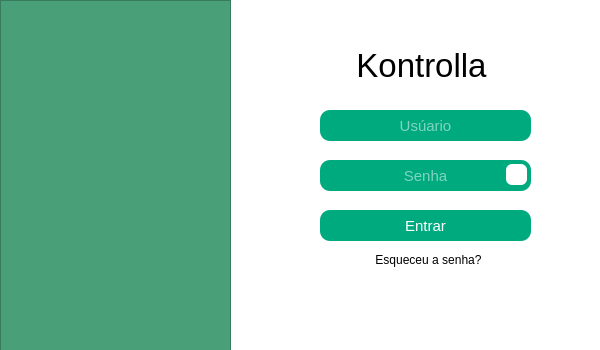
Before: the Qt Designer form login.ui in zaleoz1/Software-de-Gerenciamento-, drawn with Qt 5.
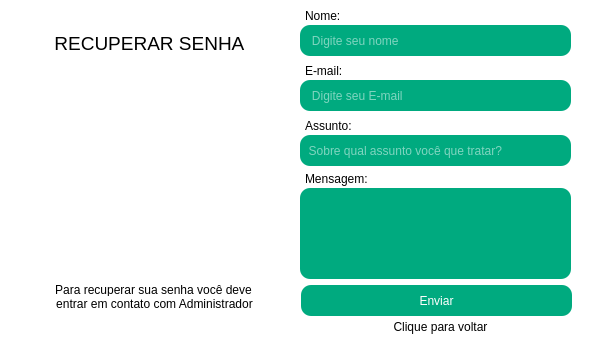
After: the same form once the commit is applied. The open tabs and pages were chosen to show the change. Icons and pictures are not drawn.

Patch:
```diff
--- a/login.ui
+++ b/login.ui
@@ -37,69 +37,24 @@
   <property name="styleSheet">
    <string notr="true">background-color: #fff;</string>
   </property>
-  <widget class="QFrame" name="frame">
+  <widget class="QStackedWidget" name="pagesloguin">
    <property name="geometry">
     <rect>
      <x>0</x>
-     <y>0</y>
-     <width>231</width>
-     <height>351</height>
+     <y>-15</y>
+     <width>591</width>
+     <height>371</height>
     </rect>
    </property>
-   <property name="styleSheet">
-    <string notr="true">
-background-color: rgb(72, 159, 120)</string>
+   <property name="currentIndex">
+    <number>0</number>
    </property>
-   <property name="frameShape">
-    <enum>QFrame::StyledPanel</enum>
-   </property>
-   <property name="frameShadow">
-    <enum>QFrame::Raised</enum>
-   </property>
-   <widget class="QLabel" name="label_2">
-    <property name="geometry">
-     <rect>
-      <x>30</x>
-      <y>80</y>
-      <width>181</width>
-      <height>181</height>
-     </rect>
-    </property>
-    <property name="text">
-     <string/>
-    </property>
-    <property name="pixmap">
-     <pixmap>logo/1.png</pixmap>
-    </property>
-    <property name="scaledContents">
-     <bool>true</bool>
-    </property>
-   </widget>
-  </widget>
-  <widget class="QLabel" name="label_3">
-   <property name="geometry">
-    <rect>
-     <x>280</x>
-     <y>110</y>
-     <width>31</width>
-     <height>31</height>
-    </rect>
-   </property>
-   <property name="text">
-    <string/>
-   </property>
-   <property name="pixmap">
-    <pixmap>Icones/user.png</pixmap>
-   </property>
-   <property name="scaledContents">
-    <bool>true</bool>
-   </property>
-  </widget>
+   <widget class="QWidget" name="pagina_login">
   <widget class="QLineEdit" name="txt_user">
    <property name="geometry">
     <rect>
      <x>320</x>
-     <y>110</y>
+       <y>120</y>
      <width>211</width>
      <height>31</height>
     </rect>
@@ -128,44 +83,30 @@
     <string>Usúario</string>
    </property>
   </widget>
-  <widget class="QPushButton" name="btn_login">
+    <widget class="QLabel" name="label_3">
    <property name="geometry">
     <rect>
-     <x>320</x>
-     <y>210</y>
-     <width>211</width>
+       <x>289</x>
+       <y>123</y>
+       <width>30</width>
      <height>31</height>
     </rect>
    </property>
-   <property name="font">
-    <font>
-     <pointsize>11</pointsize>
-    </font>
-   </property>
-   <property name="cursor">
-    <cursorShape>PointingHandCursor</cursorShape>
-   </property>
-   <property name="styleSheet">
-    <string notr="true">QPushButton{
-background-color: rgb(0, 170, 127);
-	color: rgb(255, 255, 255);
-	border-radius: 10px;
-
-}
-
-QPushButton:hover {
-    background-color: rgb(0, 150, 110); /* Cor mais escura ao passar o mouse */
-}</string>
-   </property>
    <property name="text">
-    <string>Entrar</string>
+      <string/>
+     </property>
+     <property name="pixmap">
+      <pixmap>Icones/user.png</pixmap>
+     </property>
+     <property name="scaledContents">
+      <bool>true</bool>
    </property>
   </widget>
   <widget class="QLabel" name="label_4">
    <property name="geometry">
     <rect>
-     <x>280</x>
-     <y>160</y>
+       <x>288</x>
+       <y>172</y>
      <width>31</width>
      <height>31</height>
     </rect>
@@ -180,51 +121,11 @@
     <bool>true</bool>
    </property>
   </widget>
-  <widget class="QLineEdit" name="txt_senha">
-   <property name="geometry">
-    <rect>
-     <x>320</x>
-     <y>160</y>
-     <width>211</width>
-     <height>31</height>
-    </rect>
-   </property>
-   <property name="font">
-    <font>
-     <pointsize>11</pointsize>
-    </font>
-   </property>
-   <property name="styleSheet">
-    <string notr="true">QLineEdit {
-    background-color: rgb(0, 170, 127);
-    color: rgb(255, 255, 255);
-    border-radius: 10px;
- 
-}
-
-
-
-
-</string>
-   </property>
-   <property name="text">
-    <string/>
-   </property>
-   <property name="echoMode">
-    <enum>QLineEdit::Password</enum>
-   </property>
-   <property name="alignment">
-    <set>Qt::AlignCenter</set>
-   </property>
-   <property name="placeholderText">
-    <string>Senha</string>
-   </property>
-  </widget>
   <widget class="QLabel" name="label">
    <property name="geometry">
     <rect>
-     <x>346</x>
-     <y>40</y>
+       <x>340</x>
+       <y>60</y>
      <width>151</width>
      <height>51</height>
     </rect>
@@ -241,11 +142,114 @@
     <set>Qt::AlignCenter</set>
    </property>
   </widget>
+    <widget class="QPushButton" name="btn_login">
+     <property name="geometry">
+      <rect>
+       <x>320</x>
+       <y>220</y>
+       <width>211</width>
+       <height>31</height>
+      </rect>
+     </property>
+     <property name="font">
+      <font>
+       <pointsize>11</pointsize>
+      </font>
+     </property>
+     <property name="cursor">
+      <cursorShape>PointingHandCursor</cursorShape>
+     </property>
+     <property name="styleSheet">
+      <string notr="true">QPushButton{
+background-color: rgb(0, 170, 127);
+	color: rgb(255, 255, 255);
+	border-radius: 10px;
+
+}
+
+QPushButton:hover {
+    background-color: rgb(0, 150, 110); /* Cor mais escura ao passar o mouse */
+}</string>
+     </property>
+     <property name="text">
+      <string>Entrar</string>
+     </property>
+    </widget>
+    <widget class="QLineEdit" name="txt_senha">
+     <property name="geometry">
+      <rect>
+       <x>320</x>
+       <y>170</y>
+       <width>211</width>
+       <height>31</height>
+      </rect>
+     </property>
+     <property name="font">
+      <font>
+       <pointsize>11</pointsize>
+      </font>
+     </property>
+     <property name="styleSheet">
+      <string notr="true">QLineEdit {
+    background-color: rgb(0, 170, 127);
+    color: rgb(255, 255, 255);
+    border-radius: 10px;
+ 
+}
+
+
+
+
+</string>
+     </property>
+     <property name="text">
+      <string/>
+     </property>
+     <property name="echoMode">
+      <enum>QLineEdit::Password</enum>
+     </property>
+     <property name="alignment">
+      <set>Qt::AlignCenter</set>
+     </property>
+     <property name="placeholderText">
+      <string>Senha</string>
+     </property>
+    </widget>
+    <widget class="QLabel" name="btn_esqueceu_senha">
+     <property name="geometry">
+      <rect>
+       <x>330</x>
+       <y>260</y>
+       <width>201</width>
+       <height>21</height>
+      </rect>
+     </property>
+     <property name="cursor">
+      <cursorShape>PointingHandCursor</cursorShape>
+     </property>
+     <property name="styleSheet">
+      <string notr="true">QLabel{
+	
+	color: rgb(0, 0, 0);
+
+}
+
+QLabel:hover {
+    color: rgb(0, 150, 110); /* Cor mais escura ao passar o mouse */
+}</string>
+     </property>
+     <property name="text">
+      <string>Esqueceu a senha?</string>
+     </property>
+     <property name="alignment">
+      <set>Qt::AlignCenter</set>
+     </property>
+    </widget>
   <widget class="QLabel" name="btn_visualizar">
    <property name="geometry">
     <rect>
-     <x>506</x>
-     <y>164</y>
+       <x>505</x>
+       <y>175</y>
      <width>21</width>
      <height>21</height>
     </rect>
@@ -274,24 +278,314 @@
     <bool>true</bool>
    </property>
   </widget>
-  <widget class="QLabel" name="btn_esqueceu_senha">
+    <widget class="QFrame" name="frame">
    <property name="geometry">
     <rect>
-     <x>328</x>
-     <y>250</y>
-     <width>201</width>
-     <height>20</height>
-    </rect>
-   </property>
+       <x>0</x>
+       <y>0</y>
+       <width>241</width>
+       <height>371</height>
+      </rect>
+     </property>
+     <property name="styleSheet">
+      <string notr="true">
+background-color: rgb(72, 159, 120)</string>
+     </property>
+     <property name="frameShape">
+      <enum>QFrame::StyledPanel</enum>
+     </property>
+     <property name="frameShadow">
+      <enum>QFrame::Raised</enum>
+     </property>
+     <widget class="QLabel" name="label_2">
+      <property name="geometry">
+       <rect>
+        <x>30</x>
+        <y>90</y>
+        <width>181</width>
+        <height>181</height>
+       </rect>
+      </property>
+      <property name="text">
+       <string/>
+      </property>
+      <property name="pixmap">
+       <pixmap>../Users/Isaléo Guimarães/Desktop/Software/logo/1.png</pixmap>
+      </property>
+      <property name="scaledContents">
+       <bool>true</bool>
+      </property>
+     </widget>
+    </widget>
+   </widget>
+   <widget class="QWidget" name="pagina_rsenha">
+    <widget class="QLineEdit" name="txt_cser_nome">
+     <property name="geometry">
+      <rect>
+       <x>300</x>
+       <y>40</y>
+       <width>271</width>
+       <height>31</height>
+      </rect>
+     </property>
+     <property name="styleSheet">
+      <string notr="true">QLineEdit {
+    background-color: rgb(0, 170, 127);
+    color: rgb(255, 255, 255);
+    border-radius: 10px;
+ 
+}</string>
+     </property>
+     <property name="placeholderText">
+      <string>   Digite seu nome </string>
+     </property>
+    </widget>
+    <widget class="QLineEdit" name="txt_cser_email">
+     <property name="geometry">
+      <rect>
+       <x>300</x>
+       <y>95</y>
+       <width>271</width>
+       <height>31</height>
+      </rect>
+     </property>
+     <property name="styleSheet">
+      <string notr="true">QLineEdit {
+    background-color: rgb(0, 170, 127);
+    color: rgb(255, 255, 255);
+    border-radius: 10px;
+ 
+}</string>
+     </property>
+     <property name="placeholderText">
+      <string>   Digite seu E-mail</string>
+     </property>
+    </widget>
+    <widget class="QLineEdit" name="txt_cser_assunto">
+     <property name="geometry">
+      <rect>
+       <x>300</x>
+       <y>150</y>
+       <width>271</width>
+       <height>31</height>
+      </rect>
+     </property>
+     <property name="styleSheet">
+      <string notr="true">QLineEdit {
+    background-color: rgb(0, 170, 127);
+    color: rgb(255, 255, 255);
+    border-radius: 10px;
+ 
+}</string>
+     </property>
+     <property name="placeholderText">
+      <string>  Sobre qual assunto você que tratar?</string>
+     </property>
+    </widget>
+    <widget class="QLineEdit" name="txt_cser_msg">
+     <property name="geometry">
+      <rect>
+       <x>300</x>
+       <y>203</y>
+       <width>271</width>
+       <height>91</height>
+      </rect>
+     </property>
+     <property name="styleSheet">
+      <string notr="true">QLineEdit {
+    background-color: rgb(0, 170, 127);
+    color: rgb(255, 255, 255);
+    border-radius: 10px;
+ 
+}</string>
+     </property>
+     <property name="placeholderText">
+      <string/>
+     </property>
+    </widget>
+    <widget class="QPushButton" name="btn_cuser_enviar">
+     <property name="geometry">
+      <rect>
+       <x>301</x>
+       <y>300</y>
+       <width>271</width>
+       <height>31</height>
+      </rect>
+     </property>
    <property name="cursor">
     <cursorShape>PointingHandCursor</cursorShape>
    </property>
+     <property name="styleSheet">
+      <string notr="true">QPushButton{
+background-color: rgb(0, 170, 127);
+	color: rgb(255, 255, 255);
+	border-radius: 10px;
+
+}
+
+QPushButton:hover {
+    background-color: rgb(0, 150, 110); /* Cor mais escura ao passar o mouse */
+}</string>
+     </property>
    <property name="text">
-    <string>Esqueceu a senha?</string>
-   </property>
+      <string>Enviar</string>
+     </property>
+    </widget>
+    <widget class="QLabel" name="btn_ct_voltar">
+     <property name="geometry">
+      <rect>
+       <x>360</x>
+       <y>331</y>
+       <width>161</width>
+       <height>21</height>
+      </rect>
+     </property>
+     <property name="font">
+      <font>
+       <weight>50</weight>
+       <bold>false</bold>
+      </font>
+     </property>
+     <property name="cursor">
+      <cursorShape>PointingHandCursor</cursorShape>
+     </property>
+     <property name="styleSheet">
+      <string notr="true">QLabel{
+	
+	color: rgb(0, 0, 0);
+
+}
+
+QLabel:hover {
+    color: rgb(0, 150, 110); /* Cor mais escura ao passar o mouse */
+}</string>
+     </property>
+     <property name="text">
+      <string>Clique para voltar</string>
+     </property>
    <property name="alignment">
     <set>Qt::AlignCenter</set>
    </property>
+    </widget>
+    <widget class="QLabel" name="label_24">
+     <property name="geometry">
+      <rect>
+       <x>10</x>
+       <y>59</y>
+       <width>281</width>
+       <height>261</height>
+      </rect>
+     </property>
+     <property name="text">
+      <string/>
+     </property>
+     <property name="pixmap">
+      <pixmap>logo/Design sem nome/4.png</pixmap>
+     </property>
+     <property name="scaledContents">
+      <bool>true</bool>
+     </property>
+    </widget>
+    <widget class="QLabel" name="label_11">
+     <property name="geometry">
+      <rect>
+       <x>36</x>
+       <y>43</y>
+       <width>231</width>
+       <height>31</height>
+      </rect>
+     </property>
+     <property name="font">
+      <font>
+       <pointsize>14</pointsize>
+      </font>
+     </property>
+     <property name="text">
+      <string>RECUPERAR SENHA </string>
+     </property>
+     <property name="alignment">
+      <set>Qt::AlignCenter</set>
+     </property>
+    </widget>
+    <widget class="QLabel" name="label_20">
+     <property name="geometry">
+      <rect>
+       <x>305</x>
+       <y>24</y>
+       <width>47</width>
+       <height>13</height>
+      </rect>
+     </property>
+     <property name="text">
+      <string>Nome:</string>
+     </property>
+    </widget>
+    <widget class="QLabel" name="label_21">
+     <property name="geometry">
+      <rect>
+       <x>305</x>
+       <y>79</y>
+       <width>47</width>
+       <height>13</height>
+      </rect>
+     </property>
+     <property name="text">
+      <string>E-mail:</string>
+     </property>
+    </widget>
+    <widget class="QLabel" name="label_22">
+     <property name="geometry">
+      <rect>
+       <x>305</x>
+       <y>134</y>
+       <width>47</width>
+       <height>13</height>
+      </rect>
+     </property>
+     <property name="text">
+      <string>Assunto:</string>
+     </property>
+    </widget>
+    <widget class="QLabel" name="label_23">
+     <property name="geometry">
+      <rect>
+       <x>305</x>
+       <y>186</y>
+       <width>71</width>
+       <height>16</height>
+      </rect>
+     </property>
+     <property name="text">
+      <string>Mensagem:</string>
+     </property>
+    </widget>
+    <widget class="QLabel" name="label_5">
+     <property name="geometry">
+      <rect>
+       <x>43</x>
+       <y>298</y>
+       <width>221</width>
+       <height>41</height>
+      </rect>
+     </property>
+     <property name="text">
+      <string>&lt;html&gt;&lt;head/&gt;&lt;body&gt;&lt;p align=&quot;center&quot;&gt;Para recuperar sua senha você deve&lt;/p&gt;&lt;p align=&quot;center&quot;&gt;&lt;br/&gt;&lt;/p&gt;&lt;/body&gt;&lt;/html&gt;</string>
+     </property>
+    </widget>
+    <widget class="QLabel" name="label_6">
+     <property name="geometry">
+      <rect>
+       <x>34</x>
+       <y>311</y>
+       <width>241</width>
+       <height>16</height>
+      </rect>
+     </property>
+     <property name="text">
+      <string>&lt;html&gt;&lt;head/&gt;&lt;body&gt;&lt;p align=&quot;center&quot;&gt;entrar em contato com Administrador&lt;/p&gt;&lt;/body&gt;&lt;/html&gt;</string>
+     </property>
+    </widget>
+   </widget>
   </widget>
  </widget>
  <resources/>
```
Lines whose indentation alone changed are shown as unchanged.
